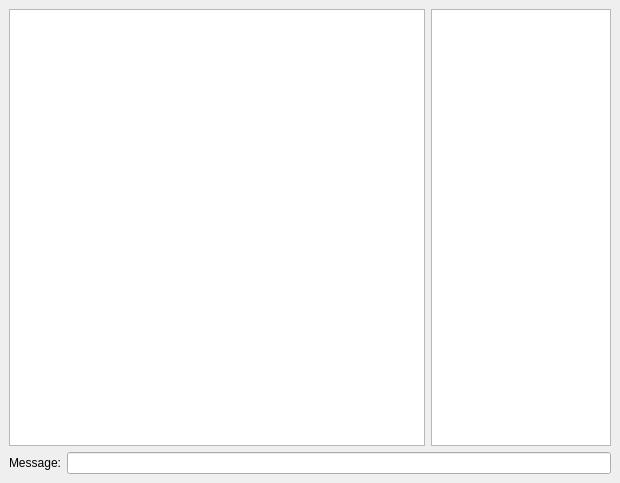
This is Freechat/freechat.ui in bogdyname/Freechat-OSX as Qt 5 draws it before an edit. The edited form follows.
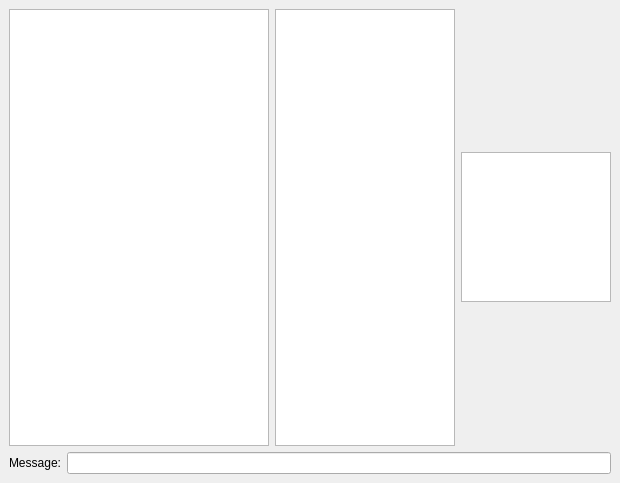
This is the edited form. Icons and pictures are not drawn.

Patch:
```diff
--- a/Freechat/freechat.ui
+++ b/Freechat/freechat.ui
@@ -76,6 +76,16 @@
        </property>
       </widget>
      </item>
+     <item>
+      <widget class="QListView" name="listViewWithNetworkData">
+       <property name="maximumSize">
+        <size>
+         <width>150</width>
+         <height>150</height>
+        </size>
+       </property>
+      </widget>
+     </item>
     </layout>
    </item>
    <item>
```
